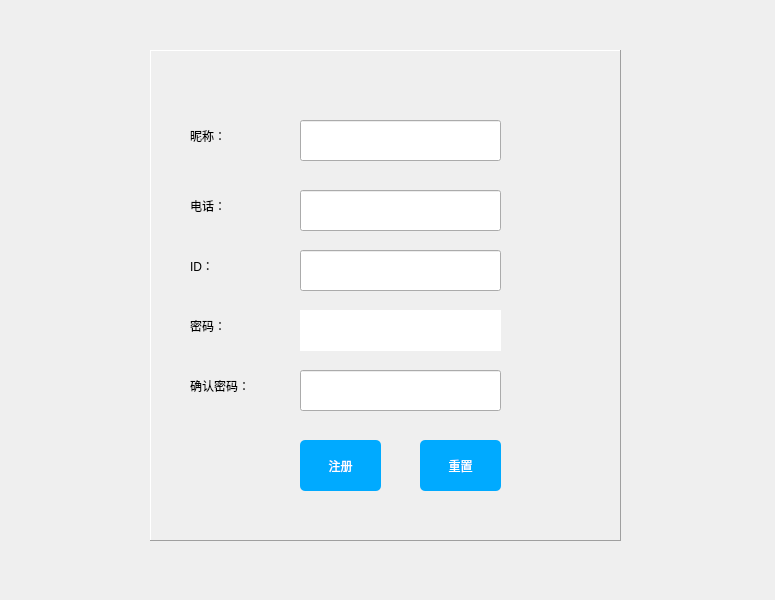
First picture: the form in src/registwindow.ui, repository WHUCSLASD2017/nowe, before the edit.
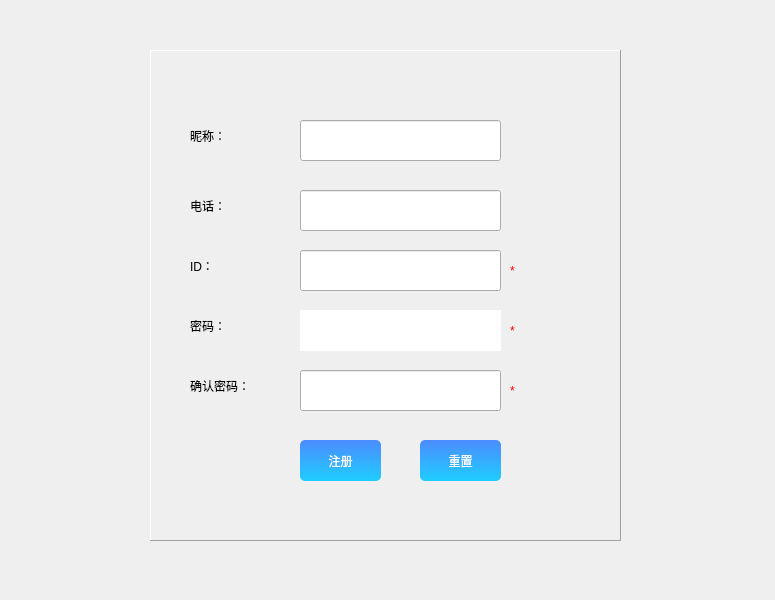
Second picture: the form after the edit. Icons and pictures are not drawn.

Commit message: 对部分页面及布局进行了美化，包括上传头像页面

```diff
--- a/src/registwindow.ui
+++ b/src/registwindow.ui
@@ -97,58 +97,6 @@
          <property name="frameShadow">
           <enum>QFrame::Raised</enum>
          </property>
-         <widget class="QPushButton" name="registBtn">
-          <property name="geometry">
-           <rect>
-            <x>150</x>
-            <y>390</y>
-            <width>81</width>
-            <height>51</height>
-           </rect>
-          </property>
-          <property name="styleSheet">
-           <string notr="true">QPushButton{
-background-color:rgb(0, 170, 255);
-font:  15pt &quot;微软雅黑&quot;;
-color:rgb(255,255,255);
-border-radius: 5px;
-}QPushButton::hover{
-background-color:rgb(0, 150, 225);
-}
-QPushButton::pressed{
-background-color:rgb(0, 150, 225);
-}</string>
-          </property>
-          <property name="text">
-           <string>注册</string>
-          </property>
-         </widget>
-         <widget class="QPushButton" name="resetBtn">
-          <property name="geometry">
-           <rect>
-            <x>270</x>
-            <y>390</y>
-            <width>81</width>
-            <height>51</height>
-           </rect>
-          </property>
-          <property name="styleSheet">
-           <string notr="true">QPushButton{
-background-color:rgb(0, 170, 255);
-font:  15pt &quot;微软雅黑&quot;;
-color:rgb(255,255,255);
-border-radius: 5px;
-}QPushButton::hover{
-background-color:rgb(0, 150, 225);
-}
-QPushButton::pressed{
-background-color:rgb(0, 150, 225);
-}</string>
-          </property>
-          <property name="text">
-           <string>重置</string>
-          </property>
-         </widget>
          <widget class="QLineEdit" name="nameLnEdt">
           <property name="geometry">
            <rect>
@@ -353,6 +301,125 @@
            <bool>false</bool>
           </property>
          </widget>
+        <widget class="QLabel" name="label_45">
+         <property name="geometry">
+          <rect>
+           <x>360</x>
+           <y>330</y>
+           <width>21</width>
+           <height>21</height>
+          </rect>
+         </property>
+         <property name="styleSheet">
+          <string notr="true">border-image:none;
+font:100 13pt &quot;微软雅黑&quot;;
+bottom:10px;
+color:rgb(255, 0, 0)
+
+</string>
+         </property>
+         <property name="text">
+          <string>*</string>
+         </property>
+        </widget>
+        <widget class="QLabel" name="label_46">
+         <property name="geometry">
+          <rect>
+           <x>360</x>
+           <y>270</y>
+           <width>21</width>
+           <height>21</height>
+          </rect>
+         </property>
+         <property name="styleSheet">
+          <string notr="true">border-image:none;
+font:100 13pt &quot;微软雅黑&quot;;
+bottom:10px;
+color:rgb(255, 0, 0)
+
+</string>
+         </property>
+         <property name="text">
+          <string>*</string>
+         </property>
+        </widget>
+        <widget class="QLabel" name="label_47">
+         <property name="geometry">
+          <rect>
+           <x>360</x>
+           <y>210</y>
+           <width>21</width>
+           <height>21</height>
+          </rect>
+         </property>
+         <property name="styleSheet">
+          <string notr="true">border-image:none;
+font:100 13pt &quot;微软雅黑&quot;;
+bottom:10px;
+color:rgb(255, 0, 0)
+
+</string>
+         </property>
+         <property name="text">
+          <string>*</string>
+         </property>
+        </widget>
+        <widget class="QPushButton" name="registBtn">
+         <property name="geometry">
+          <rect>
+           <x>150</x>
+           <y>390</y>
+           <width>81</width>
+           <height>41</height>
+          </rect>
+         </property>
+         <property name="styleSheet">
+          <string notr="true">QPushButton{
+	background-color: qlineargradient(spread:pad, x1:0, y1:0, x2:0, y2:1, stop:0 rgba(75,140,254, 255), stop:1 rgba(31, 205, 255, 255));
+font: bold 10pt &quot;微软雅黑&quot;;
+color:rgb(255,255,255);
+border-radius: 5px;
+border:none;
+}QPushButton::hover{
+	background-color: qlineargradient(spread:pad, x1:0, y1:0, x2:0, y2:1, stop:1 rgba(75,140,254, 255), stop:0 rgba(31, 205, 255, 255));
+}
+QPushButton::pressed{
+	background-color: qlineargradient(spread:pad, x1:0, y1:0, x2:0, y2:1, stop:0 rgba(75,140,254, 255), stop:1 rgba(31, 205, 255, 255));
+}
+</string>
+         </property>
+         <property name="text">
+          <string>注册</string>
+         </property>
+        </widget>
+        <widget class="QPushButton" name="resetBtn">
+         <property name="geometry">
+          <rect>
+           <x>270</x>
+           <y>390</y>
+           <width>81</width>
+           <height>41</height>
+          </rect>
+         </property>
+         <property name="styleSheet">
+          <string notr="true">QPushButton{
+	background-color: qlineargradient(spread:pad, x1:0, y1:0, x2:0, y2:1, stop:0 rgba(75,140,254, 255), stop:1 rgba(31, 205, 255, 255));
+font: bold 10pt &quot;微软雅黑&quot;;
+color:rgb(255,255,255);
+border-radius: 5px;
+border:none;
+}QPushButton::hover{
+	background-color: qlineargradient(spread:pad, x1:0, y1:0, x2:0, y2:1, stop:1 rgba(75,140,254, 255), stop:0 rgba(31, 205, 255, 255));
+}
+QPushButton::pressed{
+	background-color: qlineargradient(spread:pad, x1:0, y1:0, x2:0, y2:1, stop:0 rgba(75,140,254, 255), stop:1 rgba(31, 205, 255, 255));
+}
+</string>
+         </property>
+         <property name="text">
+          <string>重置</string>
+         </property>
+        </widget>
         </widget>
        </widget>
       </item>
```
Lines whose indentation alone changed are shown as unchanged. The commit also changes 7 other files.
